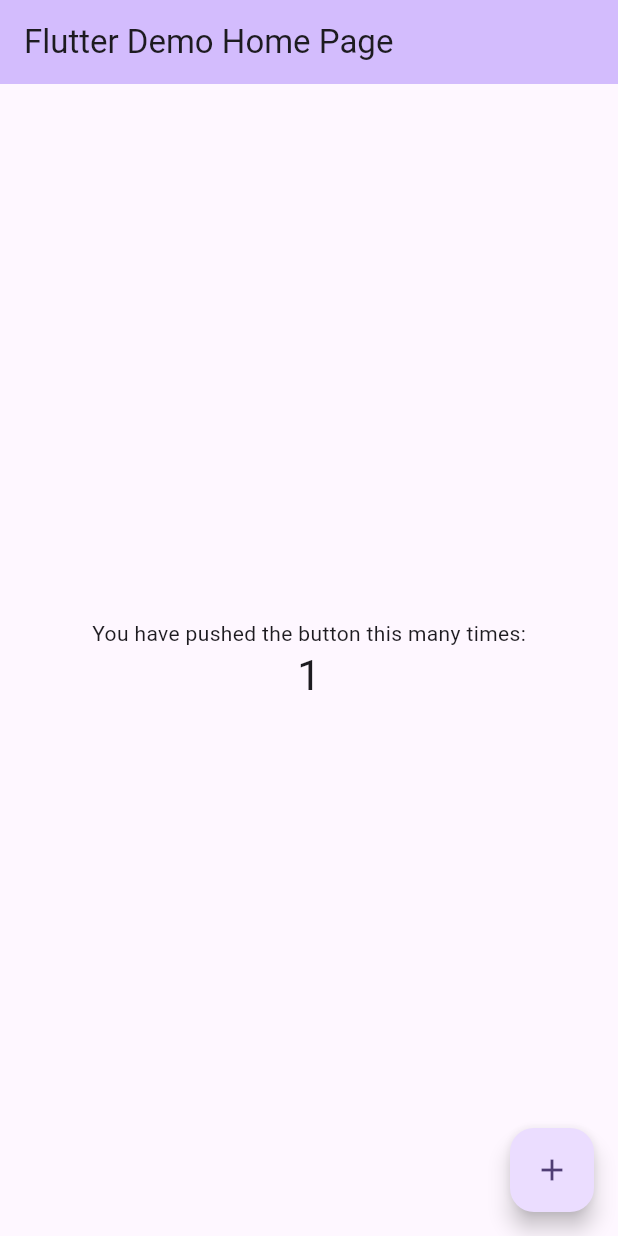
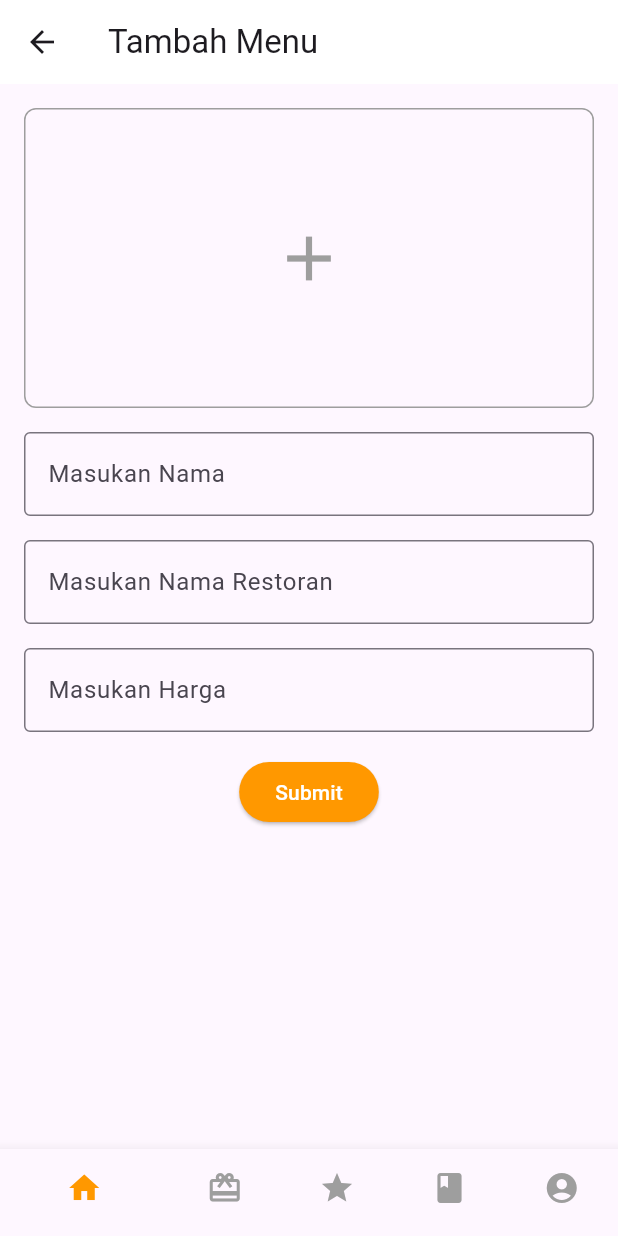
Before and after one commit to PBP-E05/depokrasa-mobile, a Flutter app: the screen it shows after launch, after a tap on the "add" icon, on a phone screen of 412 x 824 dp. Run offline on Flutter 3.47's test engine with Material 3 defaults, Android fonts, the phone set to English and light mode, and no system bars; our stand-ins replace image_picker.

Commit message:
design main anda navbar

```diff
--- a/lib/main.dart
+++ b/lib/main.dart
@@ -1,3 +1,4 @@
+import 'package:depokrasa_mobile/screen/menu.dart';
 import 'package:flutter/material.dart';
 
 void main() {
@@ -31,7 +32,7 @@
         colorScheme: ColorScheme.fromSeed(seedColor: Colors.deepPurple),
         useMaterial3: true,
       ),
-      home: const MyHomePage(title: 'Flutter Demo Home Page'),
+      home: DepokRasaApp(),
     );
   }
 }
--- /dev/null
+++ b/lib/screen/addmenuform.dart
@@ -0,0 +1,182 @@
+import 'package:depokrasa_mobile/screen/menu.dart';
+import 'package:flutter/material.dart';
+import 'dart:typed_data'; // Untuk Uint8List
+import 'package:image_picker/image_picker.dart';
+import 'package:depokrasa_mobile/shared/left_drawer.dart';
+
+class AddMenuForm extends StatefulWidget {
+  const AddMenuForm({super.key});
+
+  @override
+  State<AddMenuForm> createState() => _AddMenuFormState();
+}
+
+class _AddMenuFormState extends State<AddMenuForm> {
+  final _formKey = GlobalKey<FormState>();
+  String _foodName = "";
+  String _restaurantName = "";
+  String _price = "";
+  Uint8List? _imageBytes; // Gunakan Uint8List untuk gambar
+  final ImagePicker _picker = ImagePicker();
+
+  Future<void> _pickImage() async { // Tambahkan 'async'
+    final pickedFile = await _picker.pickImage(source: ImageSource.gallery);
+    if (pickedFile != null) {
+      setState(() async {
+        _imageBytes = await pickedFile.readAsBytes(); // Baca sebagai byte array
+      });
+    }
+  }
+
+  int _currentIndex = 0;
+
+  void _onNavBarTap(int index) {
+    setState(() {
+      _currentIndex = index;
+    });
+  }
+
+  @override
+  Widget build(BuildContext context) {
+    return Scaffold(
+      appBar: AppBar(
+        leading: IconButton(
+          icon: Icon(Icons.arrow_back),
+          onPressed: () {
+            Navigator.pushReplacement(
+              context,
+              MaterialPageRoute(
+                builder: (context) => DepokRasaApp(),
+              ),
+            );
+          },
+        ),
+        title: Text('Tambah Menu'),
+        backgroundColor: Colors.white,
+      ),
+      body: Form(
+        key: _formKey,
+        child: SingleChildScrollView(
+          child: Padding(
+            padding: const EdgeInsets.all(16.0),
+            child: Column(
+              crossAxisAlignment: CrossAxisAlignment.start,
+              children: [
+                // Upload Foto
+                GestureDetector(
+                  onTap: () async {
+                    await _pickImage(); // Pastikan ada 'await'
+                  },
+                  child: Container(
+                    width: double.infinity,
+                    height: 200,
+                    decoration: BoxDecoration(
+                      border: Border.all(color: Colors.grey),
+                      borderRadius: BorderRadius.circular(8),
+                    ),
+                    child: _imageBytes == null
+                        ? Icon(Icons.add, size: 50, color: Colors.grey)
+                        : Image.memory(_imageBytes!, fit: BoxFit.cover), // Gunakan Image.memory
+                  ),
+                ),
+                const SizedBox(height: 16),
+
+                // Input Nama Makanan
+                TextFormField(
+                  decoration: InputDecoration(
+                    labelText: 'Masukan Nama',
+                    border: OutlineInputBorder(),
+                  ),
+                  onChanged: (value) {
+                    setState(() {
+                      _foodName = value;
+                    });
+                  },
+                  validator: (value) {
+                    if (value == null || value.isEmpty) {
+                      return 'Nama makanan tidak boleh kosong!';
+                    }
+                    return null;
+                  },
+                ),
+                const SizedBox(height: 16),
+
+                // Input Nama Restoran
+                TextFormField(
+                  decoration: InputDecoration(
+                    labelText: 'Masukan Nama Restoran',
+                    border: OutlineInputBorder(),
+                  ),
+                  onChanged: (value) {
+                    setState(() {
+                      _restaurantName = value;
+                    });
+                  },
+                  validator: (value) {
+                    if (value == null || value.isEmpty) {
+                      return 'Nama restoran tidak boleh kosong!';
+                    }
+                    return null;
+                  },
+                ),
+                const SizedBox(height: 16),
+
+                // Input Harga
+                TextFormField(
+                  decoration: InputDecoration(
+                    labelText: 'Masukan Harga',
+                    border: OutlineInputBorder(),
+                  ),
+                  keyboardType: TextInputType.number,
+                  onChanged: (value) {
+                    setState(() {
+                      _price = value;
+                    });
+                  },
+                  validator: (value) {
+                    if (value == null || value.isEmpty) {
+                      return 'Harga tidak boleh kosong!';
+                    }
+                    if (int.tryParse(value) == null) {
+                      return 'Harga harus berupa angka!';
+                    }
+                    return null;
+                  },
+                ),
+                const SizedBox(height: 16),
+
+                // Tombol Submit
+                Center(
+                  child: ElevatedButton(
+                    onPressed: () {
+                      if (_formKey.currentState!.validate()) {
+                        // Kembalikan data ke halaman utama
+                        Navigator.pop(context, {
+                          'foodName': _foodName,
+                          'restaurantName': _restaurantName,
+                          'price': _price,
+                          'imageBytes': _imageBytes,
+                        });
+                      }
+                    },
+                    style: ElevatedButton.styleFrom(
+                      backgroundColor: Colors.orange,
+                    ),
+                    child: const Text(
+                      'Submit',
+                      style: TextStyle(color: Colors.white),
+                    ),
+                  ),
+                ),
+              ],
+            ),
+          ),
+        ),
+      ),
+      bottomNavigationBar: BottomNavBar(
+        currentIndex: _currentIndex,
+        onTap: _onNavBarTap,
+      ),
+    );
+  }
+}
--- /dev/null
+++ b/lib/screen/menu.dart
@@ -0,0 +1,261 @@
+import 'package:depokrasa_mobile/screen/addmenuform.dart';
+import 'package:flutter/material.dart';
+import 'package:depokrasa_mobile/shared/left_drawer.dart';
+
+void main() {
+  runApp(DepokRasaApp());
+}
+
+class DepokRasaApp extends StatelessWidget {
+  @override
+  Widget build(BuildContext context) {
+    return MaterialApp(
+      debugShowCheckedModeBanner: false,
+      home: DepokRasaHomePage(),
+    );
+  }
+}
+
+class DepokRasaHomePage extends StatefulWidget {
+  @override
+  _DepokRasaHomePageState createState() => _DepokRasaHomePageState();
+}
+
+class _DepokRasaHomePageState extends State<DepokRasaHomePage> {
+  int _currentIndex = 0;
+
+  void _onNavBarTap(int index) {
+    setState(() {
+      _currentIndex = index;
+    });
+  }
+
+  @override
+  Widget build(BuildContext context) {
+    return Scaffold(
+      appBar: AppBar(
+        backgroundColor: Colors.white,
+        elevation: 0,
+        title: const Text(
+          'DepokRasa',
+          style: TextStyle(
+            color: Colors.orange,
+            fontSize: 24,
+            fontWeight: FontWeight.bold,
+          ),
+        ),
+        centerTitle: true,
+      ),
+      body: SingleChildScrollView(
+        child: Padding(
+          padding: const EdgeInsets.all(16.0),
+          child: Column(
+            crossAxisAlignment: CrossAxisAlignment.start,
+            children: [
+              // Search Bar
+              Row(
+                children: [
+                  Expanded(
+                    child: TextField(
+                      decoration: InputDecoration(
+                        hintText: 'Search...',
+                        border: OutlineInputBorder(
+                          borderRadius: BorderRadius.circular(8),
+                        ),
+                        prefixIcon: Icon(Icons.search),
+                      ),
+                    ),
+                  ),
+                ],
+              ),
+              SizedBox(height: 16),
+
+              // Restaurant List
+              const Text(
+                'Restaurant List',
+                style: TextStyle(
+                  fontSize: 18,
+                  fontWeight: FontWeight.bold,
+                ),
+              ),
+              SizedBox(height: 8),
+              SizedBox(
+                height: 120, // Tinggi container agar slider terlihat dengan baik
+                child: ListView.builder(
+                  scrollDirection: Axis.horizontal, // Scroll horizontal
+                  itemCount: 10, // Jumlah restoran yang ingin ditampilkan
+                  itemBuilder: (context, index) {
+                    // Data restoran simulasi
+                    final restaurantData = [
+                      {'image': 'assets/mujigae.png', 'name': 'Mujigae'},
+                      {'image': 'assets/ancon.png', 'name': 'Ancon'},
+                      {'image': 'assets/takarajima.png', 'name': 'Takarajima'},
+                      {'image': 'assets/restaurant4.png', 'name': 'Restaurant 4'},
+                      {'image': 'assets/restaurant5.png', 'name': 'Restaurant 5'},
+                      {'image': 'assets/restaurant6.png', 'name': 'Restaurant 6'},
+                      {'image': 'assets/restaurant7.png', 'name': 'Restaurant 7'},
+                      {'image': 'assets/restaurant8.png', 'name': 'Restaurant 8'},
+                      {'image': 'assets/restaurant9.png', 'name': 'Restaurant 9'},
+                      {'image': 'assets/restaurant10.png', 'name': 'Restaurant 10'},
+                    ];
+
+                    final restaurant = restaurantData[index % restaurantData.length];
+                    return _buildRestaurantCard(
+                      restaurant['image']!,
+                      restaurant['name']!,
+                    );
+                  },
+                ),
+              ),
+              SizedBox(height: 16),
+
+              // Depok Rasa Pick
+              const Text(
+                'Depok Rasa Pick',
+                style: TextStyle(
+                  fontSize: 18,
+                  fontWeight: FontWeight.bold,
+                ),
+              ),
+              SizedBox(height: 8),
+              GridView.builder(
+                shrinkWrap: true,
+                physics: const NeverScrollableScrollPhysics(),
+                gridDelegate: const SliverGridDelegateWithFixedCrossAxisCount(
+                  crossAxisCount: 2,
+                  crossAxisSpacing: 8,
+                  mainAxisSpacing: 8,
+                  childAspectRatio: 0.75,
+                ),
+                itemCount: 4,
+                itemBuilder: (context, index) {
+                  return _buildFoodCard(
+                    'assets/chicken_bulgogi.png',
+                    'Chicken Bulgogi',
+                    'Rp 40.000',
+                  );
+                },
+              ),
+
+              // Show More Button
+              SizedBox(height: 16),
+              Center(
+                child: ElevatedButton(
+                  onPressed: () {},
+                  style: ElevatedButton.styleFrom(
+                    backgroundColor: Colors.orange,
+                    shape: RoundedRectangleBorder(
+                      borderRadius: BorderRadius.circular(8),
+                    ),
+                  ),
+                  child: const Text('Show More'),
+                ),
+              ),
+            ],
+          ),
+        ),
+      ),
+
+      // Bottom Navigation Bar
+      bottomNavigationBar: BottomNavBar(
+        currentIndex: _currentIndex,
+        onTap: _onNavBarTap,
+      ),
+
+      // FloatingActionButton
+      floatingActionButton: FloatingActionButton(
+        onPressed: () {
+          Navigator.pushReplacement(
+            context,
+            MaterialPageRoute(
+              builder: (context) => AddMenuForm(),
+            ),
+          );
+        },
+        backgroundColor: Colors.orange,
+        shape: RoundedRectangleBorder(
+          borderRadius: BorderRadius.circular(8),
+        ),
+        child: const Icon(
+          Icons.add,
+          color: Colors.white,
+        ),
+      ),
+      floatingActionButtonLocation: FloatingActionButtonLocation.endFloat,
+    );
+  }
+
+  // Widget untuk kartu restoran
+  Widget _buildRestaurantCard(String imagePath, String name) {
+    return Padding(
+      padding: const EdgeInsets.only(right: 8.0),
+      child: Column(
+        children: [
+          ClipRRect(
+            borderRadius: BorderRadius.circular(8),
+            child: Image.asset(
+              imagePath,
+              width: 80,
+              height: 80,
+              fit: BoxFit.cover,
+            ),
+          ),
+          const SizedBox(height: 4),
+          Text(name, style: const TextStyle(fontSize: 12)),
+        ],
+      ),
+    );
+  }
+
+  // Widget untuk kartu makanan
+  Widget _buildFoodCard(String imagePath, String title, String price) {
+    return Card(
+      shape: RoundedRectangleBorder(
+        borderRadius: BorderRadius.circular(8),
+      ),
+      child: Column(
+        crossAxisAlignment: CrossAxisAlignment.start,
+        children: [
+          ClipRRect(
+            borderRadius: const BorderRadius.vertical(top: Radius.circular(8)),
+            child: Image.asset(
+              imagePath,
+              width: double.infinity,
+              height: 100,
+              fit: BoxFit.cover,
+            ),
+          ),
+          Padding(
+            padding: const EdgeInsets.all(8.0),
+            child: Column(
+              crossAxisAlignment: CrossAxisAlignment.start,
+              children: [
+                Text(
+                  title,
+                  style: const TextStyle(
+                    fontWeight: FontWeight.bold,
+                    fontSize: 14,
+                  ),
+                ),
+                const SizedBox(height: 4),
+                Text(price, style: const TextStyle(color: Colors.green)),
+                const SizedBox(height: 8),
+                ElevatedButton(
+                  onPressed: () {},
+                  style: ElevatedButton.styleFrom(
+                    backgroundColor: Colors.orange,
+                    minimumSize: const Size(double.infinity, 36),
+                    shape: RoundedRectangleBorder(
+                      borderRadius: BorderRadius.circular(8),
+                    ),
+                  ),
+                  child: const Text('Add to Wishlist'),
+                ),
+              ],
+            ),
+          ),
+        ],
+      ),
+    );
+  }
+}
--- a/lib/shared/left_drawer.dart
+++ b/lib/shared/left_drawer.dart
@@ -0,0 +1,47 @@
+import 'package:flutter/material.dart';
+
+class BottomNavBar extends StatelessWidget {
+  final int currentIndex;
+  final Function(int) onTap;
+
+  const BottomNavBar({
+    Key? key,
+    required this.currentIndex,
+    required this.onTap,
+  }) : super(key: key);
+
+  @override
+  Widget build(BuildContext context) {
+    return BottomNavigationBar(
+      currentIndex: currentIndex,
+      selectedItemColor: Colors.orange,
+      unselectedItemColor: Colors.grey,
+      showSelectedLabels: false,
+      showUnselectedLabels: false,
+      onTap: onTap,
+      items: const [
+        BottomNavigationBarItem(
+          icon: Icon(Icons.home),
+          label: 'Home',
+
+        ),
+        BottomNavigationBarItem(
+          icon: Icon(Icons.card_giftcard),
+          label: 'Gift',
+        ),
+        BottomNavigationBarItem(
+          icon: Icon(Icons.star),
+          label: 'Favorites',
+        ),
+        BottomNavigationBarItem(
+          icon: Icon(Icons.book),
+          label: 'News',
+        ),
+        BottomNavigationBarItem(
+          icon: Icon(Icons.account_circle),
+          label: 'Profile',
+        ),
+      ],
+    );
+  }
+}
--- a/pubspec.yaml
+++ b/pubspec.yaml
@@ -30,6 +30,7 @@ environment:
 dependencies:
   flutter:
     sdk: flutter
+  image_picker: ^0.8.7+4
 
 
   # The following adds the Cupertino Icons font to your application.
```
Also changed, not shown: pubspec.lock, 5 other files.
